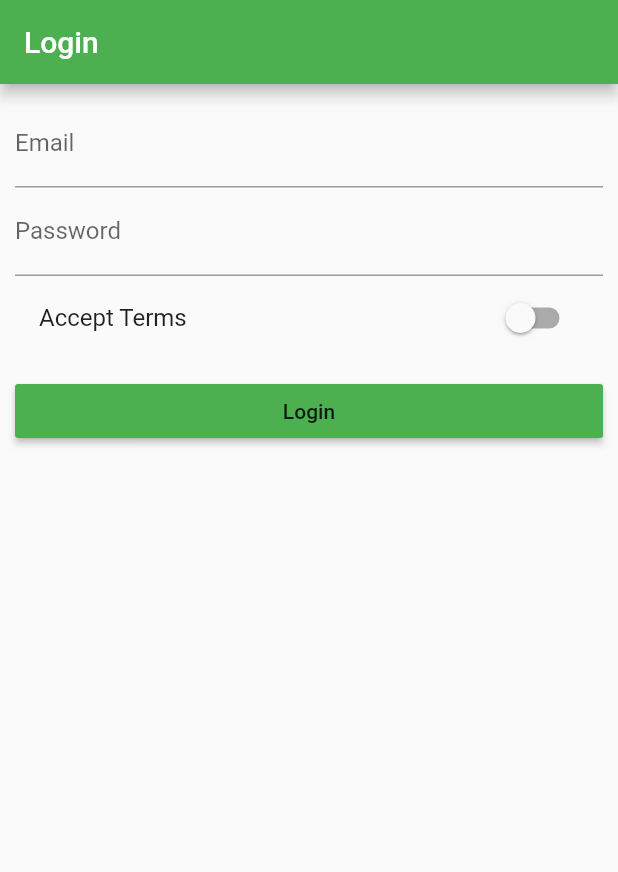
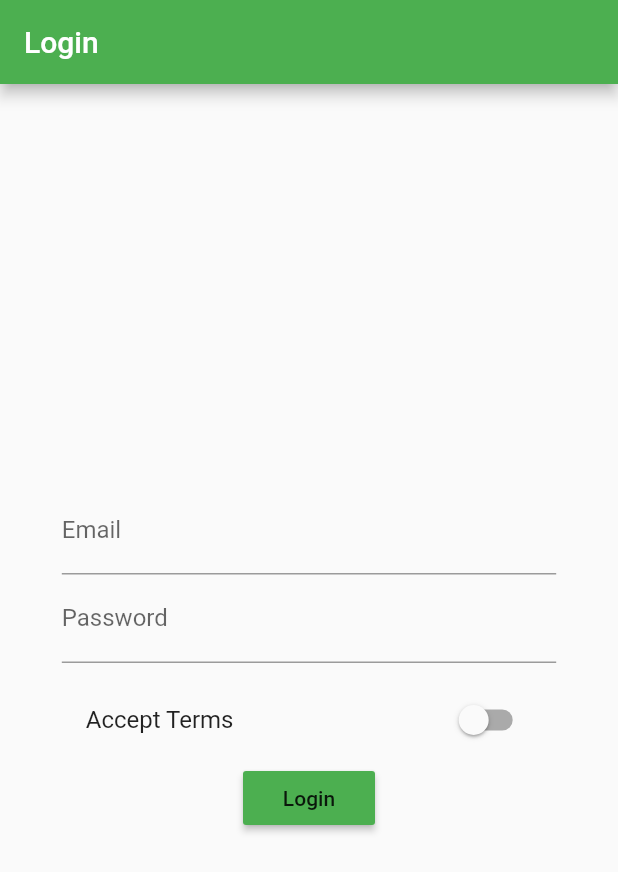
Before and after one commit to jeynesrya/first-flutter-app, a Flutter app: the screen it shows after launch, on a phone screen of 412 x 824 dp. Shown: the top 872 px of the screen. Run offline on Flutter 3.47's test engine with Material 2 defaults, Android fonts, the phone set to English and light mode, and no system bars.

```diff
--- a/lib/main.dart
+++ b/lib/main.dart
@@ -34,7 +34,6 @@ class _MyAppState extends State<MyApp> {
     return MaterialApp(
       theme: ThemeData(
         primarySwatch: Colors.green,
-        accentColor: Colors.white,
       ),
       //home: AuthPage(),
       routes: {
--- a/lib/pages/auth.dart
+++ b/lib/pages/auth.dart
@@ -12,6 +12,48 @@ class _AuthPageState extends State<AuthPage> {
   String _passwordValue;
   bool _acceptTerms = false;
 
+  Widget _buildEmailTextField() {
+    return TextField(
+      decoration: InputDecoration(labelText: 'Email'),
+      keyboardType: TextInputType.emailAddress,
+      onChanged: (String value) {
+        setState(() {
+          _emailValue = value;
+        });
+      },
+    );
+  }
+
+  Widget _buildPasswordTextField() {
+    return TextField(
+      decoration: InputDecoration(labelText: 'Password'),
+      obscureText: true,
+      onChanged: (String value) {
+        setState(() {
+          _passwordValue = value;
+        });
+      },
+    );
+  }
+
+  Widget _buildAcceptSwitch() {
+    return SwitchListTile(
+      value: _acceptTerms,
+      onChanged: (bool value) {
+        setState(() {
+          _acceptTerms = value;
+        });
+      },
+      title: Text('Accept Terms'),
+    );
+  }
+
+  void _submitForm() {
+    print(_emailValue);
+    print(_passwordValue);
+    Navigator.pushReplacementNamed(context, '/products');
+  }
+
   @override
   Widget build(BuildContext context) {
     return Scaffold(
@@ -20,48 +62,28 @@ class _AuthPageState extends State<AuthPage> {
       ),
       body: Container(
         margin: EdgeInsets.all(10.0),
-        child: ListView(
+        child: Container(
+          alignment: Alignment.center,
+          child: SingleChildScrollView(
+            child: Container(
+              width: MediaQuery.of(context).size.width * 0.8,
+              child: Column(
                 children: <Widget>[
-            TextField(
-              decoration: InputDecoration(labelText: 'Email'),
-              keyboardType: TextInputType.emailAddress,
-              onChanged: (String value) {
-                setState(() {
-                  _emailValue = value;
-                });
-              },
-            ),
-            TextField(
-              decoration: InputDecoration(labelText: 'Password'),
-              obscureText: true,
-              onChanged: (String value) {
-                setState(() {
-                  _passwordValue = value;
-                });
-              },
-            ),
-            SwitchListTile(
-              value: _acceptTerms,
-              onChanged: (bool value) {
-                setState(() {
-                  _acceptTerms = value;
-                });
-              },
-              title: Text('Accept Terms'),
-            ),
+                  _buildEmailTextField(),
+                  _buildPasswordTextField(),
                   SizedBox(
                     height: 10.0,
                   ),
+                  _buildAcceptSwitch(),
                   RaisedButton(
                     color: Theme.of(context).primaryColor,
                     child: Text('Login'),
-              onPressed: () {
-                print(_emailValue);
-                print(_passwordValue);
-                Navigator.pushReplacementNamed(context, '/products');
-              },
+                    onPressed: _submitForm,
                   ),
                 ],
+              ),
+            ),
+          ),
         ),
       ),
     );
--- a/lib/pages/product.dart
+++ b/lib/pages/product.dart
@@ -1,6 +1,8 @@
 import 'dart:async';
 
 import 'package:flutter/material.dart';
+
+import '../widgets/ui_elements/title_default.dart';
 
 class ProductPage extends StatelessWidget {
   final String title;
@@ -49,7 +51,7 @@ class ProductPage extends StatelessWidget {
               Image.asset(imageUrl),
               Container(
                 padding: EdgeInsets.all(10.0),
-                child: Text(title),
+                child: TitleDefault(title),
               ),
               Container(
                   padding: EdgeInsets.all(10.0),
```
Also changed, not shown: lib/pages/product_create.dart (+42 -23 lines), lib/pages/products.dart (+17 -9 lines), lib/pages/products_admin.dart (+12 -7 lines), lib/product_manager.dart (deleted, +0 -19 lines), lib/products.dart (deleted, +0 -51 lines), lib/widgets/products/address_tag.dart (added, +19 -0 lines), lib/widgets/products/price_tag.dart (added, +21 -0 lines), lib/widgets/products/product_card.dart (added, +65 -0 lines), lib/widgets/products/products.dart (added, +33 -0 lines), lib/widgets/ui_elements/title_default.dart (added, +19 -0 lines), pubspec.yaml (+5 -4 lines), assets/Oswald-Bold.ttf (added). Lines whose indentation alone changed are shown as unchanged.
